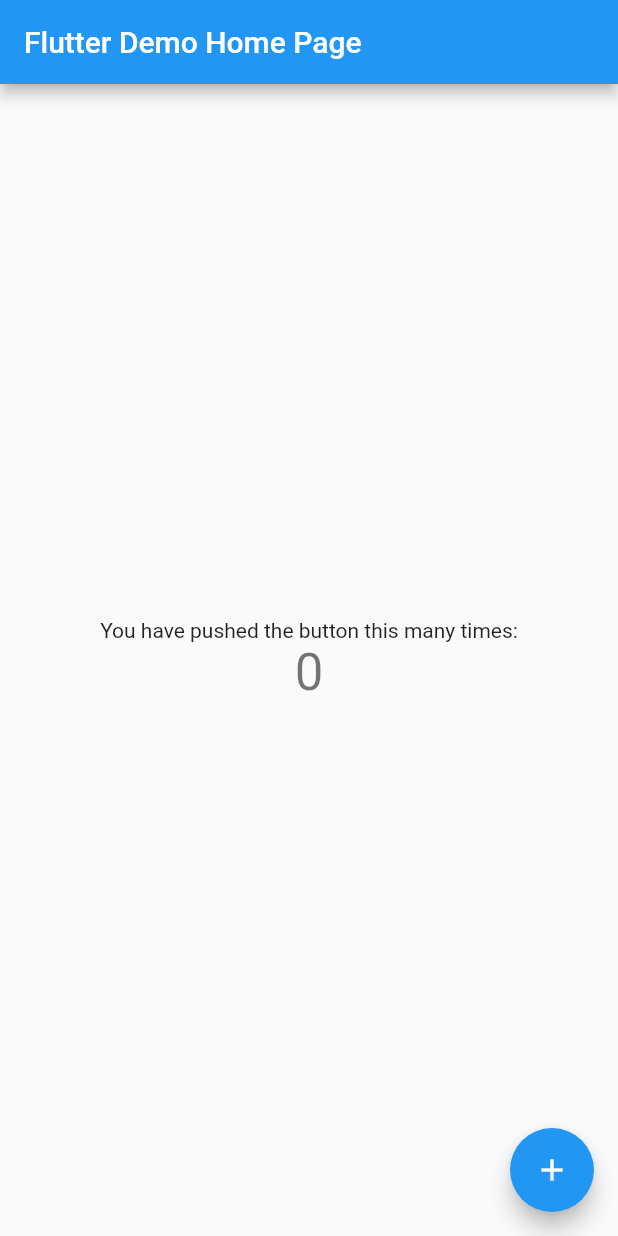
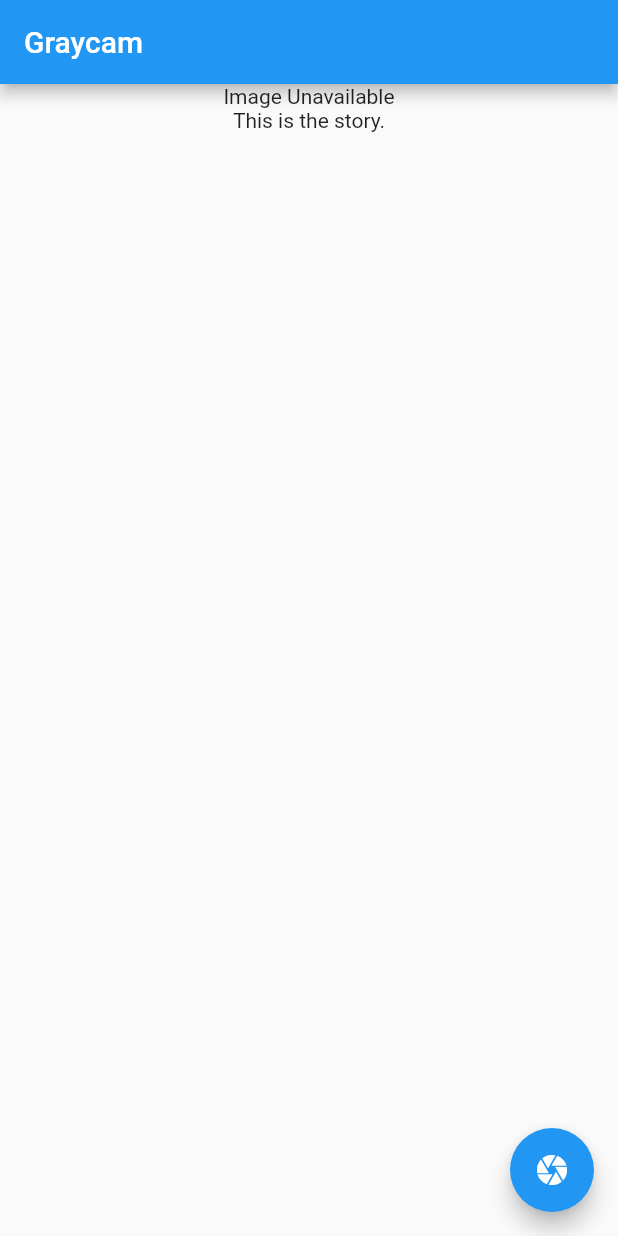
Before and after one commit to officer47p/flutter-grayscale-camera, a Flutter app: the screen it shows after launch, on a phone screen of 412 x 824 dp. Run offline on Flutter 3.47's test engine with Material 2 defaults, Android fonts, the phone set to English and light mode, and no system bars; our stand-ins replace camera.

Commit message:
first try, first save the image, which was taken by the camera, to the storage, then read it with image lib, converting it to grayscale, rotate it +90 degrees(idk, image lib rotates it by -90 degrees after grayscaling), then saving it again to the storage, calling setState and in build method we have a Image.file widget, which we pass File(pathToTheSavedImage) to it

```diff
--- a/lib/main.dart
+++ b/lib/main.dart
@@ -1,117 +1,116 @@
-import 'package:flutter/material.dart';
+import 'dart:io';
 
-void main() {
+import "package:flutter/material.dart";
+import 'package:camera/camera.dart';
+import 'package:image/image.dart' as img;
+import 'package:path/path.dart';
+import 'package:path_provider/path_provider.dart';
+
+List<CameraDescription> cameras;
+CameraDescription firstCamera;
+void main() async {
+  WidgetsFlutterBinding.ensureInitialized();
+  cameras = await availableCameras();
+  firstCamera = cameras.first;
+
   runApp(MyApp());
 }
 
 class MyApp extends StatelessWidget {
-  // This widget is the root of your application.
   @override
   Widget build(BuildContext context) {
     return MaterialApp(
-      title: 'Flutter Demo',
-      theme: ThemeData(
-        // This is the theme of your application.
-        //
-        // Try running your application with "flutter run". You'll see the
-        // application has a blue toolbar. Then, without quitting the app, try
-        // changing the primarySwatch below to Colors.green and then invoke
-        // "hot reload" (press "r" in the console where you ran "flutter run",
-        // or simply save your changes to "hot reload" in a Flutter IDE).
-        // Notice that the counter didn't reset back to zero; the application
-        // is not restarted.
-        primarySwatch: Colors.blue,
-        // This makes the visual density adapt to the platform that you run
-        // the app on. For desktop platforms, the controls will be smaller and
-        // closer together (more dense) than on mobile platforms.
-        visualDensity: VisualDensity.adaptivePlatformDensity,
-      ),
-      home: MyHomePage(title: 'Flutter Demo Home Page'),
+      home: HomePage(),
     );
   }
 }
 
-class MyHomePage extends StatefulWidget {
-  MyHomePage({Key key, this.title}) : super(key: key);
+class HomePage extends StatefulWidget {
+  // final camera;
+  // HomePage(CameraDescription this.camera);
+  @override
+  _HomePageState createState() => _HomePageState();
+}
 
-  // This widget is the home page of your application. It is stateful, meaning
-  // that it has a State object (defined below) that contains fields that affect
-  // how it looks.
-
-  // This class is the configuration for the state. It holds the values (in this
-  // case the title) provided by the parent (in this case the App widget) and
-  // used by the build method of the State. Fields in a Widget subclass are
-  // always marked "final".
-
-  final String title;
+class _HomePageState extends State<HomePage> {
+  CameraDescription camera = firstCamera;
+  CameraController _controller;
+  bool _cameraIsReady = false;
+  // img.Image image;
+  String _imagePath;
+  // Future<void> _initializeControllerFuture;
 
   @override
-  _MyHomePageState createState() => _MyHomePageState();
-}
+  void initState() {
+    initCameraController();
+    super.initState();
+  }
 
-class _MyHomePageState extends State<MyHomePage> {
-  int _counter = 0;
-
-  void _incrementCounter() {
+  Future<void> initCameraController() async {
+    _controller = CameraController(
+      camera,
+      ResolutionPreset.medium,
+    );
+    await _controller.initialize();
     setState(() {
-      // This call to setState tells the Flutter framework that something has
-      // changed in this State, which causes it to rerun the build method below
-      // so that the display can reflect the updated values. If we changed
-      // _counter without calling setState(), then the build method would not be
-      // called again, and so nothing would appear to happen.
-      _counter++;
+      _cameraIsReady = true;
     });
   }
 
   @override
   Widget build(BuildContext context) {
-    // This method is rerun every time setState is called, for instance as done
-    // by the _incrementCounter method above.
-    //
-    // The Flutter framework has been optimized to make rerunning build methods
-    // fast, so that you can just rebuild anything that needs updating rather
-    // than having to individually change instances of widgets.
     return Scaffold(
       appBar: AppBar(
-        // Here we take the value from the MyHomePage object that was created by
-        // the App.build method, and use it to set our appbar title.
-        title: Text(widget.title),
+        title: Text("Graycam"),
       ),
-      body: Center(
-        // Center is a layout widget. It takes a single child and positions it
-        // in the middle of the parent.
-        child: Column(
-          // Column is also a layout widget. It takes a list of children and
-          // arranges them vertically. By default, it sizes itself to fit its
-          // children horizontally, and tries to be as tall as its parent.
-          //
-          // Invoke "debug painting" (press "p" in the console, choose the
-          // "Toggle Debug Paint" action from the Flutter Inspector in Android
-          // Studio, or the "Toggle Debug Paint" command in Visual Studio Code)
-          // to see the wireframe for each widget.
-          //
-          // Column has various properties to control how it sizes itself and
-          // how it positions its children. Here we use mainAxisAlignment to
-          // center the children vertically; the main axis here is the vertical
-          // axis because Columns are vertical (the cross axis would be
-          // horizontal).
-          mainAxisAlignment: MainAxisAlignment.center,
-          children: <Widget>[
-            Text(
-              'You have pushed the button this many times:',
-            ),
-            Text(
-              '$_counter',
-              style: Theme.of(context).textTheme.headline4,
-            ),
-          ],
-        ),
+      body: Column(
+        children: <Widget>[
+          if (_cameraIsReady == false)
+            Center(child: Text("Camera is being loaded or is not available")),
+          _imagePath != null
+              ? Image.file(File(_imagePath))
+              : Text("Image Unavailable"),
+          // Expanded(
+          //   child: _cameraIsReady
+          //       ? CameraPreview(_controller)
+          //       : Text("Camera is being loaded or is not available"),
+          // ),
+          Center(child: Text("This is the story.")),
+        ],
       ),
       floatingActionButton: FloatingActionButton(
-        onPressed: _incrementCounter,
-        tooltip: 'Increment',
-        child: Icon(Icons.add),
-      ), // This trailing comma makes auto-formatting nicer for build methods.
+        child: Icon(Icons.camera),
+        onPressed: _cameraIsReady
+            ? () async {
+                try {
+                  final path = join(
+                    (await getApplicationDocumentsDirectory()).path,
+                    "${DateTime.now()}.jpg",
+                  );
+                  await _controller.takePicture(path);
+                  print("took picture and saved it");
+
+                  setState(() {
+                    img.Image image =
+                        img.decodeJpg(File(path).readAsBytesSync());
+                    print("Read image from file and made a img.Image object");
+                    // print(image.getBytes());
+                    image = img.grayscale(image);
+                    print("Grayscaled");
+                    image = img.copyRotate(image, 90);
+                    final toBeSavedImage = img.encodePng(image);
+                    print("Converted image to bytes");
+                    File(path).writeAsBytesSync(toBeSavedImage);
+                    _imagePath = path;
+                  });
+
+                  print("Captured");
+                } catch (e) {
+                  print("From fab: ${e}");
+                }
+              }
+            : () {},
+      ),
     );
   }
 }
--- a/pubspec.yaml
+++ b/pubspec.yaml
@@ -28,6 +28,10 @@ dependencies:
   # The following adds the Cupertino Icons font to your application.
   # Use with the CupertinoIcons class for iOS style icons.
   cupertino_icons: ^0.1.3
+  camera: ^0.5.8+9
+  image: ^2.1.18
+  path_provider: ^1.6.21
+  path: ^1.7.0
 
 dev_dependencies:
   flutter_test:
```
Also changed, not shown: pubspec.lock, 2 other files.
